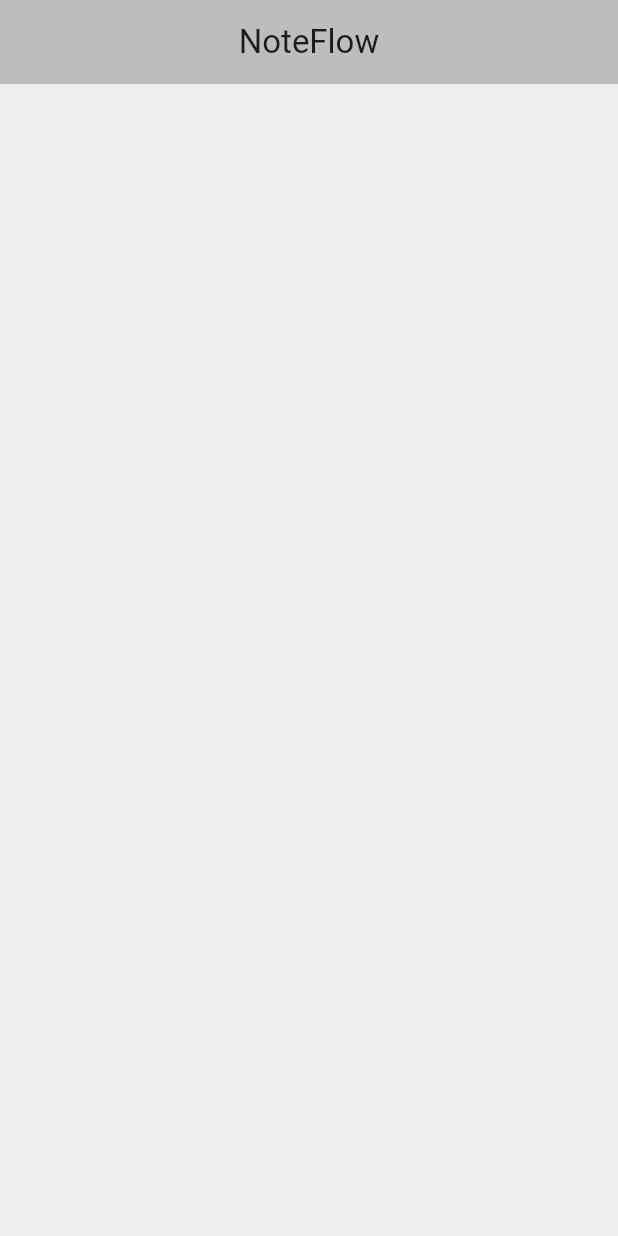
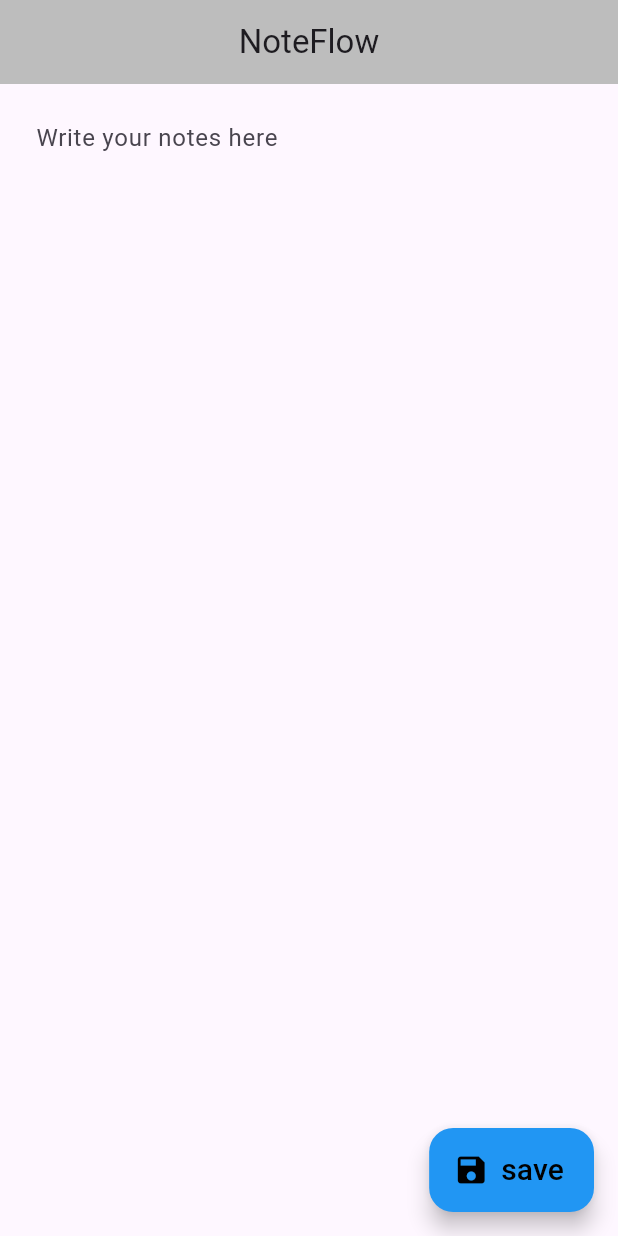
Before and after one commit to Majok-Bol/note_flow, a Flutter app: the screen it shows after launch, on a phone screen of 412 x 824 dp. Run offline on Flutter 3.47's test engine with Material 3 defaults, Android fonts, the phone set to English and light mode, and no system bars.

Commit message:
added text input field

```diff
--- a/lib/main.dart
+++ b/lib/main.dart
@@ -1,4 +1,5 @@
 import 'package:flutter/material.dart';
+import 'package:note_flow/pages/home_page.dart';
 void main(){
   runApp(MyApp());
 }
@@ -11,6 +12,7 @@ class MyApp extends StatelessWidget{
       home: Scaffold(
         backgroundColor: Colors.grey.shade200,
         appBar: AppBar(title: Text('NoteFlow'),centerTitle: true,backgroundColor: Colors.grey.shade400,),
+        body:HomePage(),
       ),
     );
   }
--- /dev/null
+++ b/lib/pages/button.dart
@@ -0,0 +1 @@
+//handle button functionality
--- a/lib/pages/home_page.dart
+++ b/lib/pages/home_page.dart
@@ -1 +1,51 @@
 //handle home page functions
+import 'package:flutter/material.dart';
+class HomePage extends StatefulWidget{
+  @override
+  HomePageState createState()=>HomePageState();
+}
+class HomePageState extends State<HomePage>{
+  //controller
+  final TextEditingController _itemController=TextEditingController();
+  @override
+  Widget build(BuildContext context){
+    return MaterialApp(
+      debugShowCheckedModeBanner: false,
+      home: Scaffold(
+        body: Container(
+      padding: EdgeInsets.all(12),
+      child: Column(
+        children: [
+          //text field to write notes
+          Expanded(child:TextField(
+            controller: _itemController,
+            expands: true,
+            maxLines:null,
+            minLines: null,
+
+            cursorColor: Colors.black,
+            textAlignVertical: TextAlignVertical.top,
+            decoration:InputDecoration(
+              hintText: 'Write your notes here',
+              contentPadding: EdgeInsets.all(12),
+
+              border:InputBorder.none,
+            ),
+          ))
+          //floating button to add save button
+          // delete notes
+          //view saved notes
+
+        ],
+      ),
+    ),
+        floatingActionButton: FloatingActionButton.extended(onPressed:() {
+
+        },icon:Icon(Icons.save,color: Colors.black,),label: Text('save',style: TextStyle(color: Colors.black,fontSize: 20),),backgroundColor: Colors.blue,),
+      ),
+    );
+
+  }
+
+
+}
```
